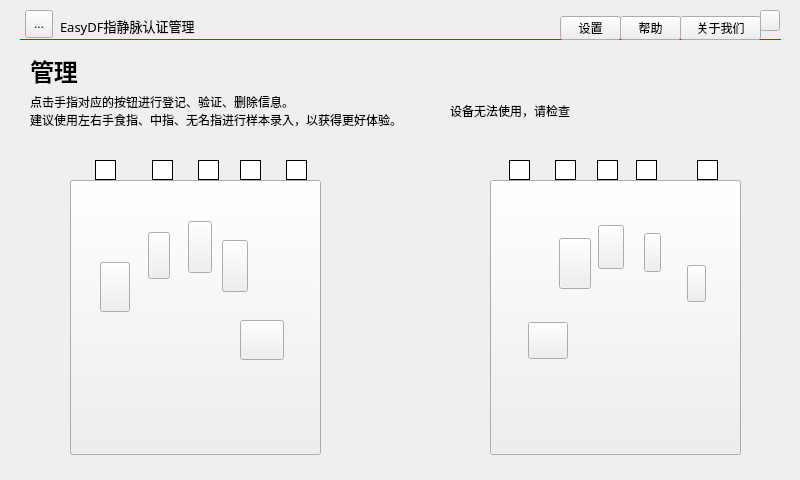
The window that SysSafe-kylin/mainwindow.ui (gessd/whh) describes before a commit, drawn with Qt 5.
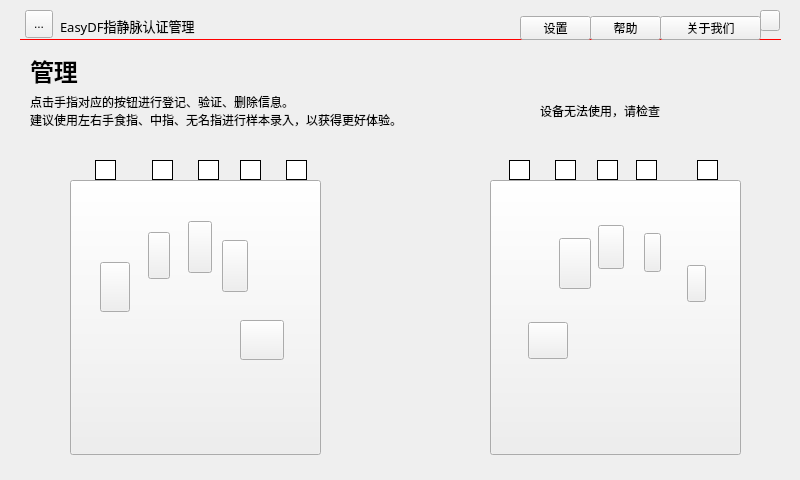
The same window after the commit. Icons and pictures are not drawn.

Commit message: mips麒麟编译并增加任务栏双击事件

The edit to the form file:
```diff
--- a/SysSafe-kylin/mainwindow.ui
+++ b/SysSafe-kylin/mainwindow.ui
@@ -92,9 +92,9 @@
     <widget class="QToolButton" name="btnTitleSet">
      <property name="geometry">
       <rect>
-       <x>540</x>
+       <x>500</x>
        <y>16</y>
-       <width>61</width>
+       <width>71</width>
        <height>24</height>
       </rect>
      </property>
@@ -137,9 +137,9 @@
     <widget class="QToolButton" name="btnTitleAbout">
      <property name="geometry">
       <rect>
-       <x>660</x>
+       <x>640</x>
        <y>16</y>
-       <width>81</width>
+       <width>101</width>
        <height>24</height>
       </rect>
      </property>
@@ -161,9 +161,9 @@
     <widget class="QToolButton" name="btnTitleHelp">
      <property name="geometry">
       <rect>
-       <x>600</x>
+       <x>570</x>
        <y>16</y>
-       <width>61</width>
+       <width>71</width>
        <height>24</height>
       </rect>
      </property>
@@ -241,7 +241,7 @@
        <rect>
         <x>10</x>
         <y>40</y>
-        <width>411</width>
+        <width>501</width>
         <height>41</height>
        </rect>
       </property>
@@ -615,9 +615,9 @@
      <widget class="QLabel" name="labelDeviceStatus">
       <property name="geometry">
        <rect>
-        <x>430</x>
+        <x>520</x>
         <y>40</y>
-        <width>291</width>
+        <width>221</width>
         <height>41</height>
        </rect>
       </property>
```
The commit also changes 2 other files.
